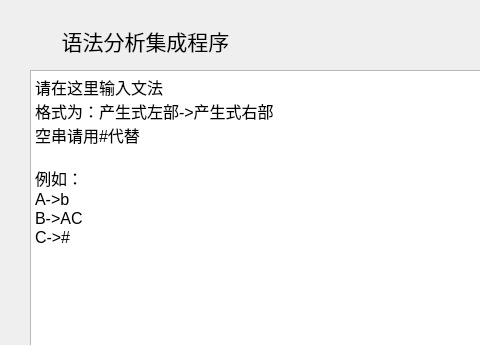
Qt form mainwindow.ui (ArgentumHook/GrammarAnalysis) before a commit; both pictures show x 0 to 480 and y 0 to 345 of the 956 by 583 pixel window.
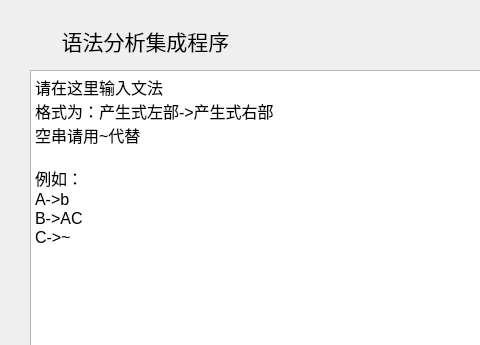
The same form after that commit.

```diff
--- a/mainwindow.ui
+++ b/mainwindow.ui
@@ -57,12 +57,12 @@
 &lt;/style&gt;&lt;/head&gt;&lt;body style=&quot; font-family:'SimSun'; font-size:12pt; font-weight:400; font-style:normal;&quot;&gt;
 &lt;p style=&quot; margin-top:0px; margin-bottom:0px; margin-left:0px; margin-right:0px; -qt-block-indent:0; text-indent:0px;&quot;&gt;请在这里输入文法&lt;/p&gt;
 &lt;p style=&quot; margin-top:0px; margin-bottom:0px; margin-left:0px; margin-right:0px; -qt-block-indent:0; text-indent:0px;&quot;&gt;格式为：产生式左部-&amp;gt;产生式右部&lt;/p&gt;
-&lt;p style=&quot; margin-top:0px; margin-bottom:0px; margin-left:0px; margin-right:0px; -qt-block-indent:0; text-indent:0px;&quot;&gt;空串请用#代替&lt;/p&gt;
+&lt;p style=&quot; margin-top:0px; margin-bottom:0px; margin-left:0px; margin-right:0px; -qt-block-indent:0; text-indent:0px;&quot;&gt;空串请用~代替&lt;/p&gt;
 &lt;p style=&quot;-qt-paragraph-type:empty; margin-top:0px; margin-bottom:0px; margin-left:0px; margin-right:0px; -qt-block-indent:0; text-indent:0px;&quot;&gt;&lt;br /&gt;&lt;/p&gt;
 &lt;p style=&quot; margin-top:0px; margin-bottom:0px; margin-left:0px; margin-right:0px; -qt-block-indent:0; text-indent:0px;&quot;&gt;例如：&lt;/p&gt;
 &lt;p style=&quot; margin-top:0px; margin-bottom:0px; margin-left:0px; margin-right:0px; -qt-block-indent:0; text-indent:0px;&quot;&gt;A-&amp;gt;b&lt;/p&gt;
 &lt;p style=&quot; margin-top:0px; margin-bottom:0px; margin-left:0px; margin-right:0px; -qt-block-indent:0; text-indent:0px;&quot;&gt;B-&amp;gt;AC&lt;/p&gt;
-&lt;p style=&quot; margin-top:0px; margin-bottom:0px; margin-left:0px; margin-right:0px; -qt-block-indent:0; text-indent:0px;&quot;&gt;C-&amp;gt;#&lt;/p&gt;&lt;/body&gt;&lt;/html&gt;</string>
+&lt;p style=&quot; margin-top:0px; margin-bottom:0px; margin-left:0px; margin-right:0px; -qt-block-indent:0; text-indent:0px;&quot;&gt;C-&amp;gt;~&lt;/p&gt;&lt;/body&gt;&lt;/html&gt;</string>
     </property>
    </widget>
    <widget class="QPushButton" name="getFirstSet">
```
